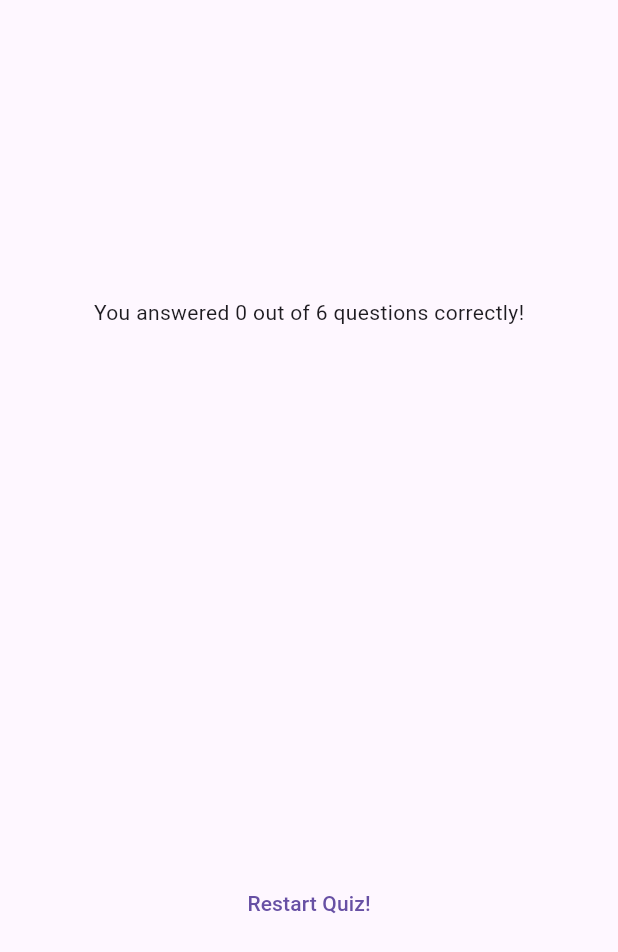
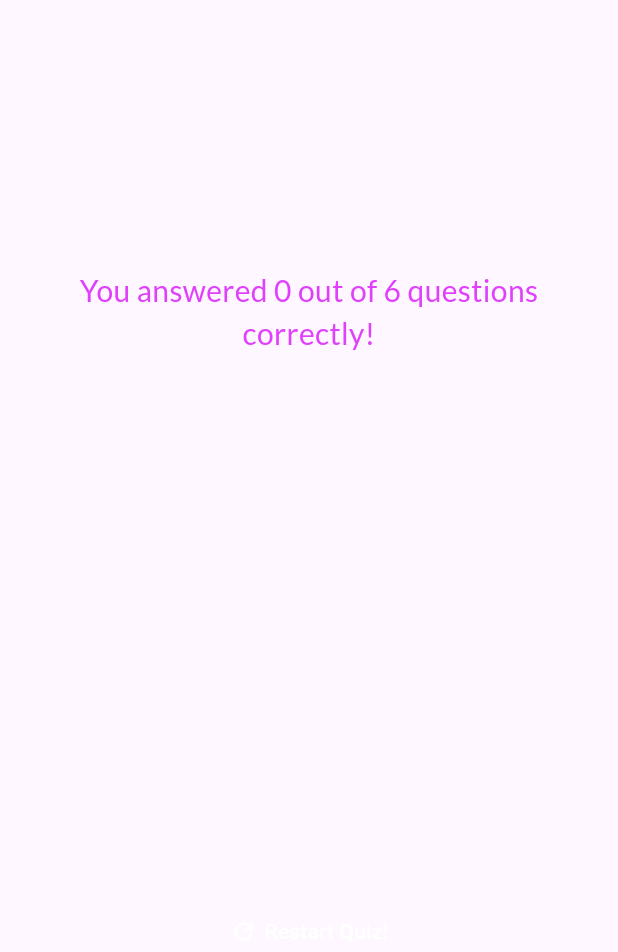
Before and after one commit to C4P741N/se_Maximilian_Schwarzmuller_Quizz_App, a Flutter app: the ResultsScreen widget shown alone on an empty page, opened directly with empty values, on a phone screen of 412 x 824 dp. Shown: the top 952 px of the screen. Run offline on Flutter 3.47's test engine with Material 3 defaults, Android fonts, the phone set to English and light mode, and no system bars; our stand-ins replace google_fonts.

Commit message:
Lessons Complete

```diff
--- a/lib/questions_screen.dart
+++ b/lib/questions_screen.dart
@@ -53,7 +53,6 @@ class _QuestionsScreenState extends State<QuestionsScreen> {
               return AnswerButton(
                 answerText: answer,
                 onTap: () {
-                  //Annonymous function
                   answerQuestion(answer);
                 },
               );
--- a/lib/results_screen.dart
+++ b/lib/results_screen.dart
@@ -1,14 +1,14 @@
 import 'package:flutter/material.dart';
+import 'package:google_fonts/google_fonts.dart';
 import 'package:quizz_app/data/questions.dart';
 import 'package:quizz_app/questions_summary.dart';
 
 class ResultsScreen extends StatelessWidget {
-  const ResultsScreen({
-    super.key,
-    required this.chosenAnswers,
-  });
+  const ResultsScreen(
+      {super.key, required this.chosenAnswers, required this.restartQuiz});
 
   final List<String> chosenAnswers;
+  final Function restartQuiz;
 
   List<Map<String, Object>> getSummaryData() {
     final List<Map<String, Object>> summary = [];
@@ -27,9 +27,9 @@ class ResultsScreen extends StatelessWidget {
   Widget build(BuildContext context) {
     final summaryData = getSummaryData();
     final numTotalQuestion = questions.length;
-    final numCorrectQuestion = summaryData.where((data) {
-      return data['user_answer'] == data['correct_answer'];
-    }).length;
+    final numCorrectQuestion = summaryData
+        .where((data) => data['user_answer'] == data['correct_answer'])
+        .length;
 
     return SizedBox(
       width: double.infinity,
@@ -40,13 +40,36 @@ class ResultsScreen extends StatelessWidget {
           children: [
             Text(
               'You answered $numCorrectQuestion out of $numTotalQuestion questions correctly!',
+              style: GoogleFonts.lato(
+                color: Colors.purpleAccent,
+                fontSize: 20,
+              ),
+              textAlign: TextAlign.center,
             ),
             const SizedBox(height: 30),
             QuestionsSummary(summaryData),
             const SizedBox(height: 30),
             TextButton(
-              onPressed: () {},
-              child: const Text('Restart Quiz!'),
+              onPressed: () {
+                restartQuiz();
+              },
+              child: const Row(
+                mainAxisSize: MainAxisSize
+                    .min, // Ensure the button adjusts to fit content
+                children: [
+                  Icon(
+                    Icons.refresh,
+                    color: Colors.white,
+                  ),
+                  SizedBox(
+                    width: 5,
+                  ),
+                  Text(
+                    'Restart Quiz!',
+                    style: TextStyle(color: Colors.white),
+                  ),
+                ],
+              ),
             )
           ],
         ),
```
Also changed, not shown: lib/questions_summary.dart (+42 -6 lines), lib/quiz.dart (+8 -0 lines).
